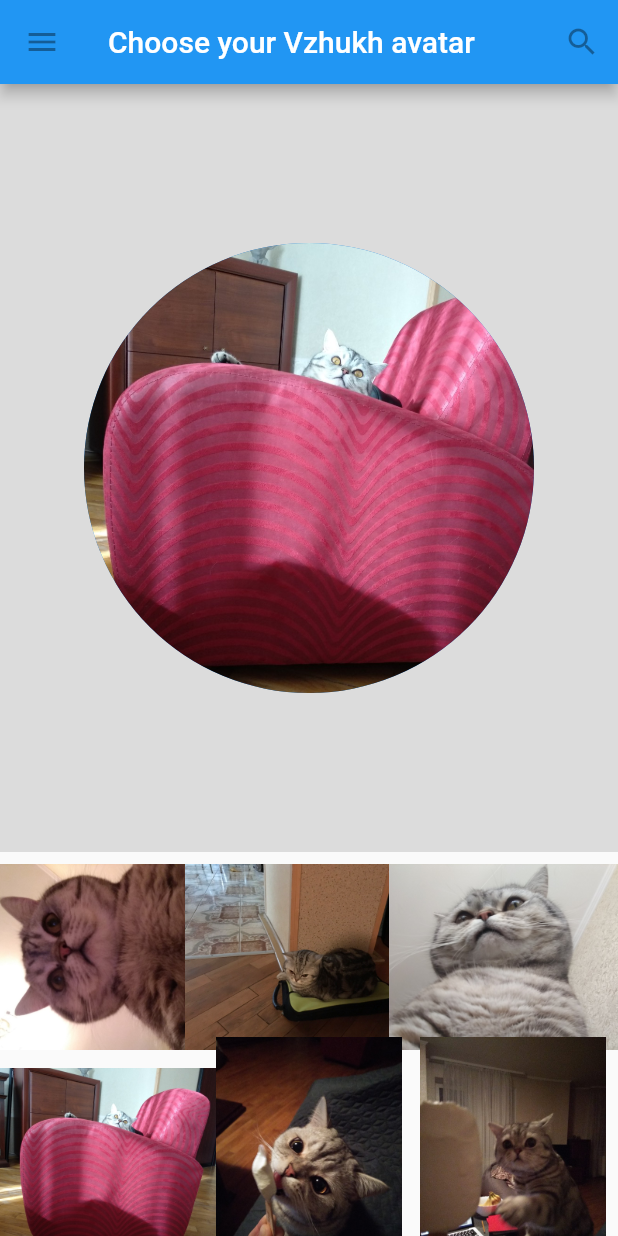
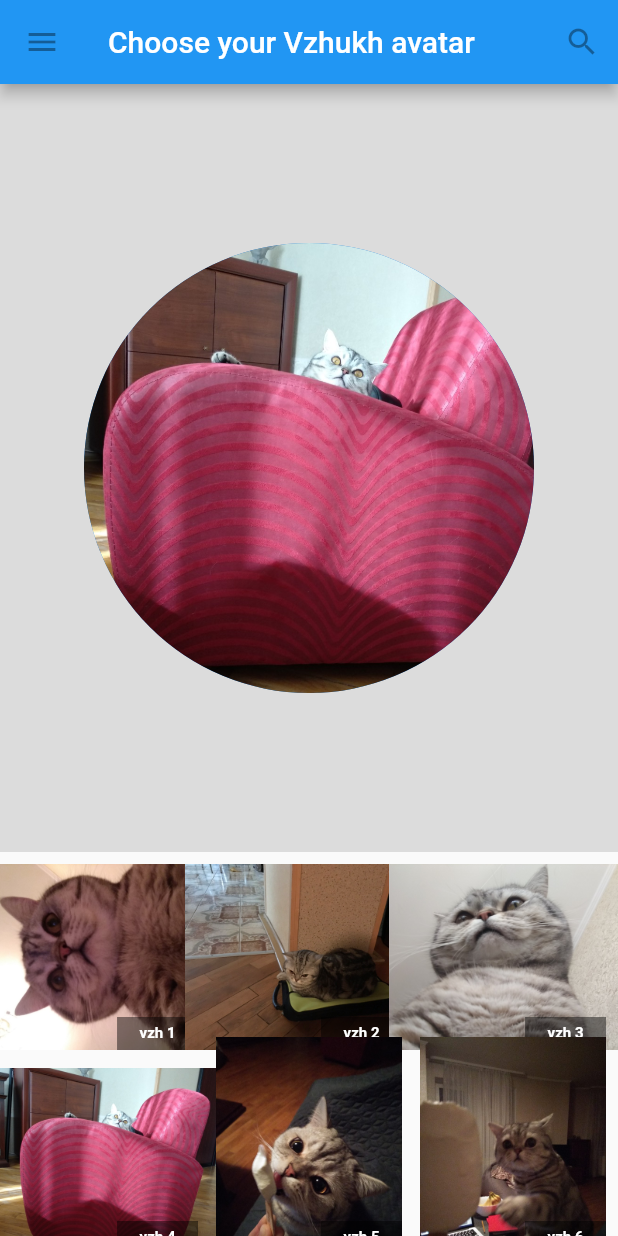
Before and after one commit to marcusn90/flutter1, a Flutter app: the screen it shows after launch, on a phone screen of 412 x 824 dp. Run offline on Flutter 3.47's test engine with Material 2 defaults, Android fonts, the phone set to English and light mode, and no system bars.

Commit message:
stack preview img and label

```diff
--- a/lib/main.dart
+++ b/lib/main.dart
@@ -58,7 +58,7 @@ class _VzhukhPhotosState extends State<VzhukhPhotos> {
   }
 
   List<Container> _buildPreview() {
-    return List.generate(13, (i) {
+    return List.generate(14, (i) {
       return Container(
         child: GestureDetector(
           child: _buildImg(i+1),
@@ -107,11 +107,42 @@ class _VzhukhPhotosState extends State<VzhukhPhotos> {
 }
 
 Widget _buildImg(int i) {
+  Widget label = Text(
+    'vzh $i',
+    style: TextStyle(
+      fontSize: 10,
+      fontWeight: FontWeight.bold,
+      color: Colors.white,
+    ),
+  );
+  Widget fittedImg = FittedBox(
+    fit: BoxFit.cover,
+    child: Image.asset('assets/vzh/vzh$i.jpg'),
+  );
   return Container(
+    decoration: BoxDecoration(
+      color: Colors.green,
+    ),
     margin:EdgeInsets.all(4),
-    child: FittedBox(
-      fit: BoxFit.cover,
-      child: Image.asset('assets/vzh/vzh$i.jpg')
+    child: Stack(
+      fit: StackFit.passthrough,
+      alignment: Alignment.bottomRight,
+      children: <Widget>[
+        Container(
+          child: fittedImg
+        ),
+        Positioned(
+          bottom: 0,
+          right: 0,
+          child: Container(
+            padding: EdgeInsets.fromLTRB(15, 5, 15, 5),
+            decoration: BoxDecoration(
+              color: Colors.black45,
+            ),
+            child: label
+          ),
+        ),
+      ],
     )
   );
 }
--- a/pubspec.yaml
+++ b/pubspec.yaml
@@ -55,6 +55,7 @@ flutter:
    - assets/vzh/vzh11.jpg
    - assets/vzh/vzh12.jpg
    - assets/vzh/vzh13.jpg
+   - assets/vzh/vzh14.jpg
 
   # An image asset can refer to one or more resolution-specific "variants", see
   # https://flutter.io/assets-and-images/#resolution-aware.
```
